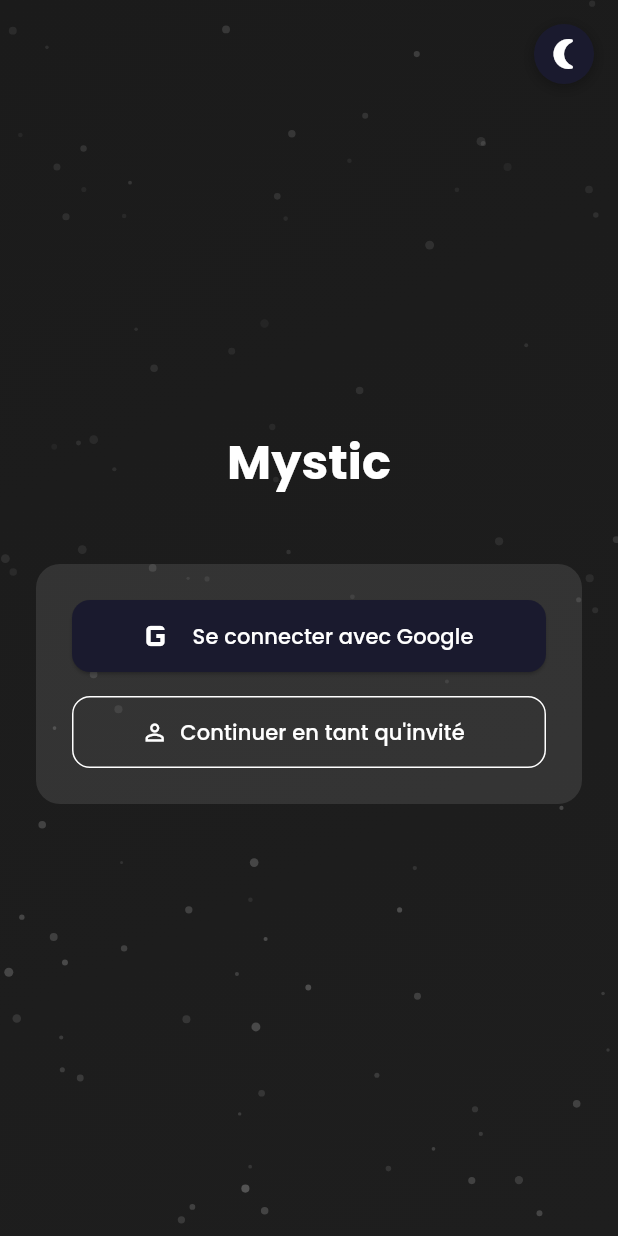
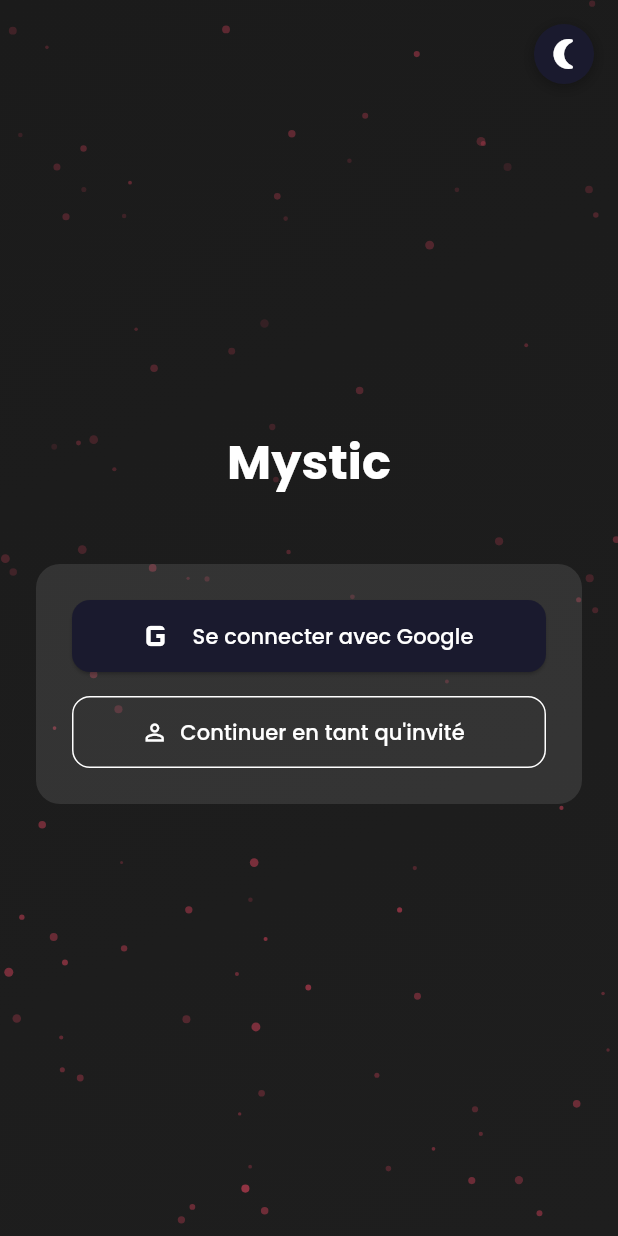
Before and after one commit to uabogdev2/Mystic-game, a Flutter app: the screen it shows after launch, after a tap on the "wb sunny" icon, on a phone screen of 412 x 824 dp. Run offline on Flutter 3.47's test engine with Material 3 defaults, Android fonts, the phone set to English and light mode, and no system bars; our stand-ins replace animated_text_kit, cloud_firestore, firebase_auth, firebase_core, flutter_riverpod, google_fonts and 3 more; accounts and stored records are empty.

Commit message:
Improve readability and background

```diff
--- a/lib/theme/app_theme.dart
+++ b/lib/theme/app_theme.dart
@@ -14,19 +14,19 @@ class AppTheme {
       scaffoldBackgroundColor: ThemeConstants.dayBackgroundGradients[0][0],
       cardColor: ThemeConstants.dayCardColor,
       fontFamily: ThemeConstants.fontFamily,
-      textTheme: TextTheme(
+      textTheme: const TextTheme(
         displayLarge: TextStyle(color: Colors.black, fontWeight: FontWeight.bold),
         displayMedium: TextStyle(color: Colors.black, fontWeight: FontWeight.bold),
         displaySmall: TextStyle(color: Colors.black, fontWeight: FontWeight.bold),
-        headlineLarge: TextStyle(color: Colors.black.withOpacity(0.9)),
-        headlineMedium: TextStyle(color: Colors.black.withOpacity(0.9)),
-        headlineSmall: TextStyle(color: Colors.black.withOpacity(0.9)),
-        titleLarge: TextStyle(color: Colors.black.withOpacity(0.9)),
-        titleMedium: TextStyle(color: Colors.black.withOpacity(0.85)),
-        titleSmall: TextStyle(color: Colors.black.withOpacity(0.85)),
-        bodyLarge: TextStyle(color: Colors.black.withOpacity(0.85)),
-        bodyMedium: TextStyle(color: Colors.black.withOpacity(0.85)),
-        bodySmall: TextStyle(color: Colors.black.withOpacity(0.75)),
+        headlineLarge: TextStyle(color: Colors.black87),
+        headlineMedium: TextStyle(color: Colors.black87),
+        headlineSmall: TextStyle(color: Colors.black87),
+        titleLarge: TextStyle(color: Colors.black87),
+        titleMedium: TextStyle(color: Colors.black87),
+        titleSmall: TextStyle(color: Colors.black87),
+        bodyLarge: TextStyle(color: Colors.black87),
+        bodyMedium: TextStyle(color: Colors.black87),
+        bodySmall: TextStyle(color: Colors.black87),
       ),
     );
   }
@@ -43,19 +43,19 @@ class AppTheme {
       scaffoldBackgroundColor: ThemeConstants.nightBackgroundGradients[0][0],
       cardColor: ThemeConstants.nightCardColor,
       fontFamily: ThemeConstants.fontFamily,
-      textTheme: TextTheme(
+      textTheme: const TextTheme(
         displayLarge: TextStyle(color: Colors.white, fontWeight: FontWeight.bold),
         displayMedium: TextStyle(color: Colors.white, fontWeight: FontWeight.bold),
         displaySmall: TextStyle(color: Colors.white, fontWeight: FontWeight.bold),
-        headlineLarge: TextStyle(color: Colors.white.withOpacity(0.95)),
-        headlineMedium: TextStyle(color: Colors.white.withOpacity(0.95)),
-        headlineSmall: TextStyle(color: Colors.white.withOpacity(0.95)),
-        titleLarge: TextStyle(color: Colors.white.withOpacity(0.95)),
-        titleMedium: TextStyle(color: Colors.white.withOpacity(0.9)),
-        titleSmall: TextStyle(color: Colors.white.withOpacity(0.9)),
-        bodyLarge: TextStyle(color: Colors.white.withOpacity(0.9)),
-        bodyMedium: TextStyle(color: Colors.white.withOpacity(0.9)),
-        bodySmall: TextStyle(color: Colors.white.withOpacity(0.8)),
+        headlineLarge: TextStyle(color: Colors.white),
+        headlineMedium: TextStyle(color: Colors.white),
+        headlineSmall: TextStyle(color: Colors.white),
+        titleLarge: TextStyle(color: Colors.white),
+        titleMedium: TextStyle(color: Colors.white),
+        titleSmall: TextStyle(color: Colors.white),
+        bodyLarge: TextStyle(color: Colors.white),
+        bodyMedium: TextStyle(color: Colors.white),
+        bodySmall: TextStyle(color: Colors.white70),
       ),
     );
   }
--- a/lib/widgets/animated_background.dart
+++ b/lib/widgets/animated_background.dart
@@ -81,7 +81,7 @@ class _AnimatedBackgroundState extends ConsumerState<AnimatedBackground> with Si
               Positioned.fill(
                 child: AnimatedOpacity(
                   duration: ThemeConstants.animationDuration,
-                  opacity: isDarkMode ? 0.3 : 0.0,
+                  opacity: isDarkMode ? 0.6 : 0.0,
                   child: const _Stars(),
                 ),
               ),
@@ -185,7 +185,8 @@ class StarsPainter extends CustomPainter {
       star.x = (star.x + sin(animationValue * 2 * pi + star.y * 10) * 0.001) % 1.0;
 
       final paint = Paint()
-        ..color = Colors.white.withOpacity(star.opacity * (0.7 + sin(animationValue * 2 * pi + star.y * 5) * 0.3))
+        ..color = ThemeConstants.nightAccent.withOpacity(
+            star.opacity * (0.9 + sin(animationValue * 2 * pi + star.y * 5) * 0.3))
         ..style = PaintingStyle.fill;
 
       canvas.drawCircle(
```
Also changed, not shown: lib/screens/join_lobby_screen.dart (+26 -2 lines).
